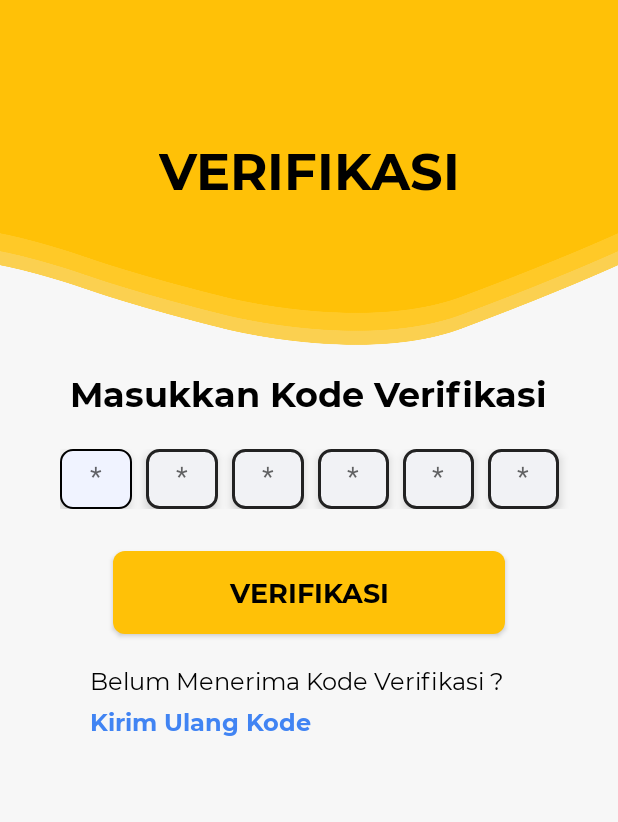
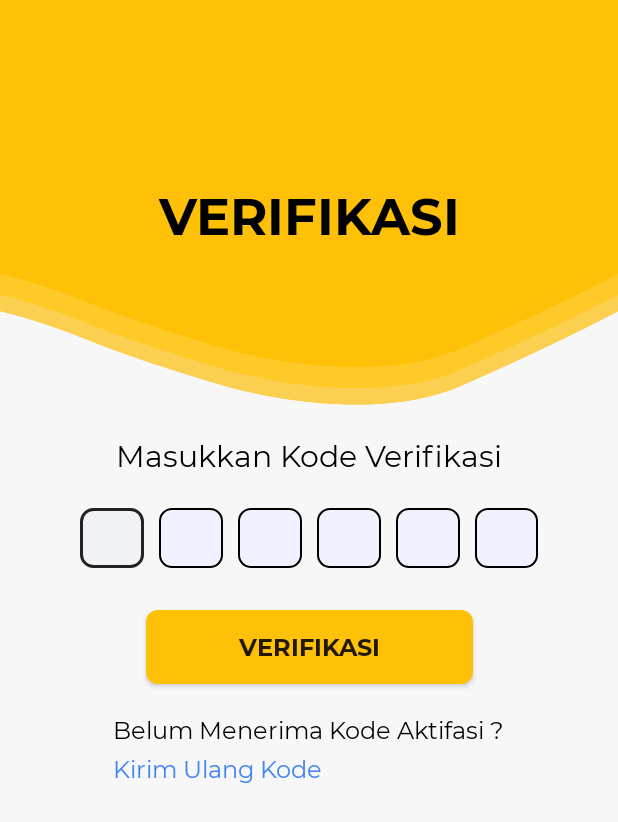
Before and after one commit to HariAgus/NoteKanban, an Android app: the layout activity_verifikasi.xml on its own in the app's theme, with its tools: preview values and no code run, on a phone screen of 412 x 824 dp. Shown: the top 822 px of the screen. Run offline under Robolectric (Android 15) with nearby library versions, the phone set to English and light mode, and no system bars.

Commit message:
Finishing XML

```diff
--- a/app/src/main/res/drawable/bg_input_1.xml
+++ b/app/src/main/res/drawable/bg_input_1.xml
@@ -1,11 +1,14 @@
 <?xml version="1.0" encoding="utf-8"?>
 <shape xmlns:android="http://schemas.android.com/apk/res/android">
     <solid
-        android:color="#F1F2F5"/>
+        android:color="#F0F3FF"
+        />
+
+    <stroke
+        android:width="1dp"
+        android:color="#000"/>
     <corners
-        android:radius="8dp"/>
-    <stroke
-        android:color="#222"
-        android:width="2dp"/>
+        android:radius="8dp"
+        />
 
 </shape>
--- a/app/src/main/res/drawable/bg_input_2.xml
+++ b/app/src/main/res/drawable/bg_input_2.xml
@@ -1,14 +1,11 @@
 <?xml version="1.0" encoding="utf-8"?>
 <shape xmlns:android="http://schemas.android.com/apk/res/android">
     <solid
-        android:color="#F0F3FF"
-        />
-
+        android:color="#F1F2F5"/>
+    <corners
+        android:radius="8dp"/>
     <stroke
-        android:width="1dp"
-        android:color="#000"/>
-    <corners
-        android:radius="8dp"
-        />
+        android:color="#222"
+        android:width="2dp"/>
 
 </shape>
--- a/app/src/main/res/layout/activity_success_register.xml
+++ b/app/src/main/res/layout/activity_success_register.xml
@@ -6,45 +6,59 @@
     android:layout_height="match_parent"
     android:background="#FBED9E"
     tools:context=".SuccessRegisterAct">
+
     <ImageView
         android:id="@+id/image_success_register"
-        android:layout_width="320dp"
-        android:layout_height="320dp"
+        android:layout_width="285dp"
+        android:layout_height="270dp"
         android:src="@drawable/img_success"
+        app:layout_constraintEnd_toEndOf="parent"
         app:layout_constraintStart_toStartOf="parent"
-        app:layout_constraintEnd_toEndOf="parent"
         app:layout_constraintTop_toTopOf="parent"
         android:layout_marginTop="73dp"/>
     <TextView
-        android:id="@+id/text_berhasil_mendaftar"
-        style="@style/text_header"
-        app:layout_constraintStart_toStartOf="parent"
+        android:id="@+id/text_berhasil"
+        android:layout_width="wrap_content"
+        android:layout_height="wrap_content"
+        android:text="Berhasil Mendaftar,"
         app:layout_constraintTop_toBottomOf="@id/image_success_register"
-        app:layout_constraintEnd_toEndOf="parent"
-        android:layout_marginTop="20dp"
-        android:textSize="26sp"
-        android:text="Berhasil Mendaftar,"/>
-    <TextView
-        android:id="@+id/text_kelola_rencanamu"
-        style="@style/text_body"
-        app:layout_constraintStart_toStartOf="parent"
-        app:layout_constraintTop_toBottomOf="@id/text_berhasil_mendaftar"
-        app:layout_constraintEnd_toEndOf="parent"
-        android:layout_marginTop="10dp"
-        android:textSize="20sp"
-        android:text="Kelola Rencanamu Sekarang !"/>
-
-    <Button
-        android:id="@+id/btn_explore"
-        style="@style/btn_yellow_primary"
-        android:elevation="4dp"
-        android:background="@drawable/bg_btn_yellow_primary"
         app:layout_constraintStart_toStartOf="parent"
         app:layout_constraintEnd_toEndOf="parent"
-        app:layout_constraintTop_toBottomOf="@id/text_kelola_rencanamu"
+        android:fontFamily="@font/montbolditalic"
+        android:textColor="#000"
+        android:textSize="26dp"/>
+    <TextView
+        android:id="@+id/text_kelola"
+        android:layout_width="wrap_content"
+        android:layout_height="wrap_content"
+        android:text="Kelola Rencanamu Sekarang !"
+        app:layout_constraintTop_toBottomOf="@id/text_berhasil"
+        app:layout_constraintStart_toStartOf="parent"
+        app:layout_constraintEnd_toEndOf="parent"
+        android:fontFamily="@font/montregular"
+        android:textColor="#000"
+        android:textSize="20dp"
+        android:layout_marginTop="23dp"/>
+    <Button
+        android:id="@+id/btn_lihat_beranda"
+        android:layout_width="218dp"
+        android:layout_height="49dp"
         android:text="LIHAT BERANDA"
-        android:layout_marginTop="28dp"
-        android:layout_marginStart="75dp"
-        android:layout_marginEnd="75dp"/>
+        app:layout_constraintBottom_toBottomOf="parent"
+        app:layout_constraintStart_toStartOf="parent"
+        app:layout_constraintEnd_toEndOf="parent"
+        android:layout_marginBottom="69dp"
+        android:background="@drawable/bg_btn_yellow_primary"
+        android:fontFamily="@font/montbold"
+        android:textSize="16sp"
+        />
+
+
+
+
+
+
+
+
 
 </androidx.constraintlayout.widget.ConstraintLayout>
--- a/app/src/main/res/layout/activity_verifikasi.xml
+++ b/app/src/main/res/layout/activity_verifikasi.xml
@@ -4,132 +4,152 @@
     xmlns:tools="http://schemas.android.com/tools"
     android:layout_width="match_parent"
     android:layout_height="match_parent"
-    android:background="@color/bg_screen"
+    android:background="#F7F7F7"
     tools:context=".VerifikasiAct">
 
     <View
+        android:id="@+id/bg_shape"
         android:layout_width="match_parent"
-        android:layout_height="230dp"
+        android:layout_height="270dp"
         android:background="@drawable/bg_header"
-        app:layout_constraintTop_toTopOf="parent"
+        app:layout_constraintEnd_toEndOf="parent"
+        app:layout_constraintHorizontal_bias="0.0"
         app:layout_constraintStart_toStartOf="parent"
-        app:layout_constraintEnd_toEndOf="parent"
-        android:scaleType="fitStart"/>
+        app:layout_constraintTop_toTopOf="parent" />
+
     <TextView
         android:id="@+id/text_verifikasi"
+        android:layout_width="wrap_content"
+        android:layout_height="wrap_content"
         android:text="VERIFIKASI"
-        style="@style/text_header"
-        android:textSize="34sp"
-        android:layout_marginBottom="11dp"
         app:layout_constraintStart_toStartOf="parent"
         app:layout_constraintEnd_toEndOf="parent"
         app:layout_constraintTop_toTopOf="parent"
-        android:layout_marginTop="90dp"/>
+        android:layout_marginTop="120dp"
+        android:fontFamily="@font/montbold"
+        android:textSize="34sp"
+        android:textColor="#000"/>
     <TextView
-        android:id="@+id/text_daftar_tugas"
+        android:id="@+id/text_masukan_kode"
+        android:layout_width="wrap_content"
+        android:layout_height="wrap_content"
         android:text="Masukkan Kode Verifikasi"
-        style="@style/text_header"
-        app:layout_constraintTop_toBottomOf="@id/text_verifikasi"
         app:layout_constraintStart_toStartOf="parent"
         app:layout_constraintEnd_toEndOf="parent"
-        android:layout_marginTop="110dp"
-        />
+        app:layout_constraintTop_toTopOf="@id/text_verifikasi"
+        android:layout_marginTop="170dp"
+        android:fontFamily="@font/montregular"
+        android:textSize="20sp"
+        android:textColor="#000"/>
 
     <LinearLayout
-        android:id="@+id/linear1"
+        android:id="@+id/linearkode"
         android:layout_width="match_parent"
         android:layout_height="wrap_content"
         android:orientation="horizontal"
-        app:layout_constraintTop_toBottomOf="@id/text_daftar_tugas"
-        android:paddingLeft="40dp"
-        android:paddingRight="30dp"
-        android:layout_marginTop="21dp">
+        app:layout_constraintTop_toBottomOf="@id/text_masukan_kode"
+        android:layout_marginLeft="53dp"
+        android:layout_marginRight="43dp"
+        android:layout_marginTop="22dp">
+        <EditText
+            android:layout_width="match_parent"
+            android:layout_height="40dp"
+            android:background="@drawable/bg_input_edit"
+            android:layout_weight="1"
+            android:layout_marginRight="10dp"
+            android:textAlignment="center"
+            android:textSize="22sp"
+            />
+        <EditText
+            android:layout_width="match_parent"
+            android:layout_height="40dp"
+            android:background="@drawable/bg_input_edit"
+            android:layout_weight="1"
+            android:layout_marginRight="10dp"
+            android:textAlignment="center"
+            android:textSize="22sp"
+            />
+        <EditText
+            android:layout_width="match_parent"
+            android:layout_height="40dp"
+            android:background="@drawable/bg_input_edit"
+            android:layout_weight="1"
+            android:layout_marginRight="10dp"
+            android:textAlignment="center"
+            android:textSize="22sp"
+            />
+        <EditText
+            android:layout_width="match_parent"
+            android:layout_height="40dp"
+            android:background="@drawable/bg_input_edit"
+            android:layout_weight="1"
+            android:layout_marginRight="10dp"
+            android:textAlignment="center"
+            android:textSize="22sp"
+            />
+        <EditText
+            android:layout_width="match_parent"
+            android:layout_height="40dp"
+            android:background="@drawable/bg_input_edit"
+            android:layout_weight="1"
+            android:layout_marginRight="10dp"
+            android:textAlignment="center"
+            android:textSize="22sp"
+            />
+        <EditText
+            android:layout_width="match_parent"
+            android:layout_height="40dp"
+            android:background="@drawable/bg_input_edit"
+            android:layout_weight="1"
+            android:layout_marginRight="10dp"
+            android:textAlignment="center"
+            android:textSize="22sp"
+            />
+    </LinearLayout>
+    <Button
+        android:id="@+id/btn_verifikasi"
+        android:layout_width="218dp"
+        android:layout_height="49dp"
+        android:text="VERIFIKASI"
+        app:layout_constraintTop_toBottomOf="@id/linearkode"
+        app:layout_constraintStart_toStartOf="parent"
+        app:layout_constraintEnd_toEndOf="parent"
+        android:layout_marginTop="28dp"
+        android:background="@drawable/bg_btn_yellow_primary"
+        android:fontFamily="@font/montbold"
+        android:textSize="16sp"
+        />
+    <LinearLayout
+        android:layout_width="wrap_content"
+        android:layout_height="wrap_content"
+        app:layout_constraintStart_toStartOf="parent"
+        app:layout_constraintEnd_toEndOf="parent"
+        app:layout_constraintTop_toBottomOf="@id/btn_verifikasi"
+        android:layout_marginTop="19dp"
+        android:orientation="vertical">
 
-        <EditText
-            style="@style/inputtext"
-            android:elevation="4dp"
-            android:hint="*"
-            android:textSize="18sp"
-            android:textAlignment="center"
-            android:layout_weight="1"
-            android:layout_marginRight="9dp"/>
-        <EditText
-            style="@style/inputtext"
-            android:elevation="4dp"
-            android:hint="*"
-            android:textSize="18sp"
-            android:textAlignment="center"
-            android:layout_weight="1"
-            android:layout_marginRight="9dp"/>
-        <EditText
-            style="@style/inputtext"
-            android:elevation="4dp"
-            android:hint="*"
-            android:textSize="18sp"
-            android:textAlignment="center"
-            android:layout_weight="1"
-            android:layout_marginRight="9dp"/>
-        <EditText
-            style="@style/inputtext"
-            android:elevation="4dp"
-            android:hint="*"
-            android:textSize="18sp"
-            android:textAlignment="center"
-            android:layout_weight="1"
-            android:layout_marginRight="9dp"/>
-        <EditText
-            style="@style/inputtext"
-            android:elevation="4dp"
-            android:hint="*"
-            android:textSize="18sp"
-            android:textAlignment="center"
-            android:layout_weight="1"
-            android:layout_marginRight="9dp"/>
-        <EditText
-            style="@style/inputtext"
-            android:elevation="4dp"
-            android:hint="*"
-            android:textSize="18sp"
-            android:textAlignment="center"
-            android:layout_weight="1"
-            android:layout_marginRight="9dp"/>
+        <TextView
+        android:id="@+id/text_belum_menerima"
+        android:layout_width="wrap_content"
+        android:layout_height="wrap_content"
+        android:text="Belum Menerima Kode Aktifasi ?"
+
+
+        android:fontFamily="@font/montregular"
+        android:textSize="16sp"
+        android:textColor="#000"/>
+        <TextView
+        android:id="@+id/text_kirim_ulang"
+        android:layout_width="wrap_content"
+        android:layout_height="wrap_content"
+        android:text="Kirim Ulang Kode"
+        android:layout_marginTop="4dp"
+        android:fontFamily="@font/montregular"
+        android:textSize="16sp"
+        android:textColor="#4184F3"/>
     </LinearLayout>
 
-    <Button
-        android:id="@+id/btn_verifikasi"
-        style="@style/btn_yellow_primary"
-        android:elevation="4dp"
-        android:background="@drawable/bg_btn_yellow_primary"
-        app:layout_constraintStart_toStartOf="parent"
-        app:layout_constraintEnd_toEndOf="parent"
-        app:layout_constraintTop_toBottomOf="@id/linear1"
-        android:text="VERIFIKASI"
-        android:layout_marginTop="28dp"
-        android:layout_marginStart="75dp"
-        android:layout_marginEnd="75dp"/>
-    <LinearLayout
-        android:layout_width="match_parent"
-        android:layout_height="wrap_content"
-        app:layout_constraintEnd_toEndOf="parent"
-        app:layout_constraintHorizontal_bias="0.49"
-        app:layout_constraintStart_toStartOf="parent"
-        app:layout_constraintTop_toBottomOf="@id/btn_verifikasi"
-        android:layout_marginTop="20dp"
-        android:paddingLeft="60dp"
-        android:paddingRight="60dp"
-        android:orientation="vertical">
-    <TextView
-        android:id="@+id/info_belum_menerima_kode_verifikasi"
-        style="@style/text_body"
-        android:textSize="16sp"
-        android:text="Belum Menerima Kode Verifikasi ?"
-         />
-        <TextView
-            android:id="@+id/text_kirim_ulang_kode"
-            style="@style/text_header"
-            android:textSize="16sp"
-            android:textColor="#4184F3"
-            android:text="Kirim Ulang Kode"
-            android:layout_marginTop="5dp"/>
-    </LinearLayout>
+
+
+
 </androidx.constraintlayout.widget.ConstraintLayout>
```
Also changed, not shown: app/src/main/AndroidManifest.xml (+7 -5 lines), app/src/main/res/drawable/bg_btn_yellow_primary.xml (+2 -5 lines).
